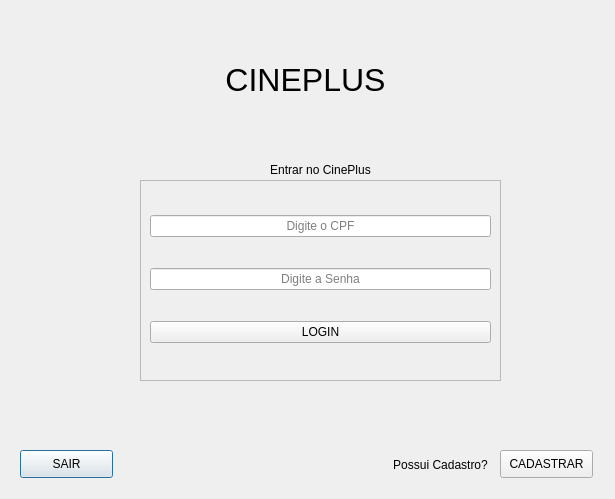
Old version of the form TELA_MAIN.ui in the repository Josmateussilva0110/PROJETO_POO.
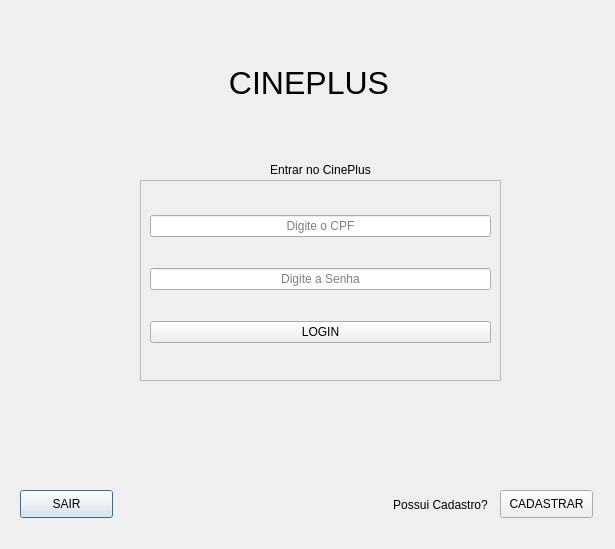
New version of the form.

Commit message: PRINCIAL || Adicionado o Qbox funcional, e a chamadaa para outras telas

```diff
--- a/TELA_MAIN.ui
+++ b/TELA_MAIN.ui
@@ -7,7 +7,7 @@
     <x>0</x>
     <y>0</y>
     <width>615</width>
-    <height>499</height>
+    <height>549</height>
    </rect>
   </property>
   <property name="windowTitle">
@@ -16,10 +16,10 @@
   <widget class="QLabel" name="label">
    <property name="geometry">
     <rect>
-     <x>10</x>
-     <y>50</y>
-     <width>591</width>
-     <height>61</height>
+     <x>220</x>
+     <y>60</y>
+     <width>178</width>
+     <height>48</height>
     </rect>
    </property>
    <property name="minimumSize">
@@ -36,7 +36,7 @@
    <property name="geometry">
     <rect>
      <x>20</x>
-     <y>450</y>
+     <y>490</y>
      <width>93</width>
      <height>28</height>
     </rect>
@@ -49,7 +49,7 @@
    <property name="geometry">
     <rect>
      <x>370</x>
-     <y>450</y>
+     <y>490</y>
      <width>141</width>
      <height>31</height>
     </rect>
@@ -62,7 +62,7 @@
    <property name="geometry">
     <rect>
      <x>500</x>
-     <y>450</y>
+     <y>490</y>
      <width>93</width>
      <height>28</height>
     </rect>
```
The commit also changes 20 other files.
